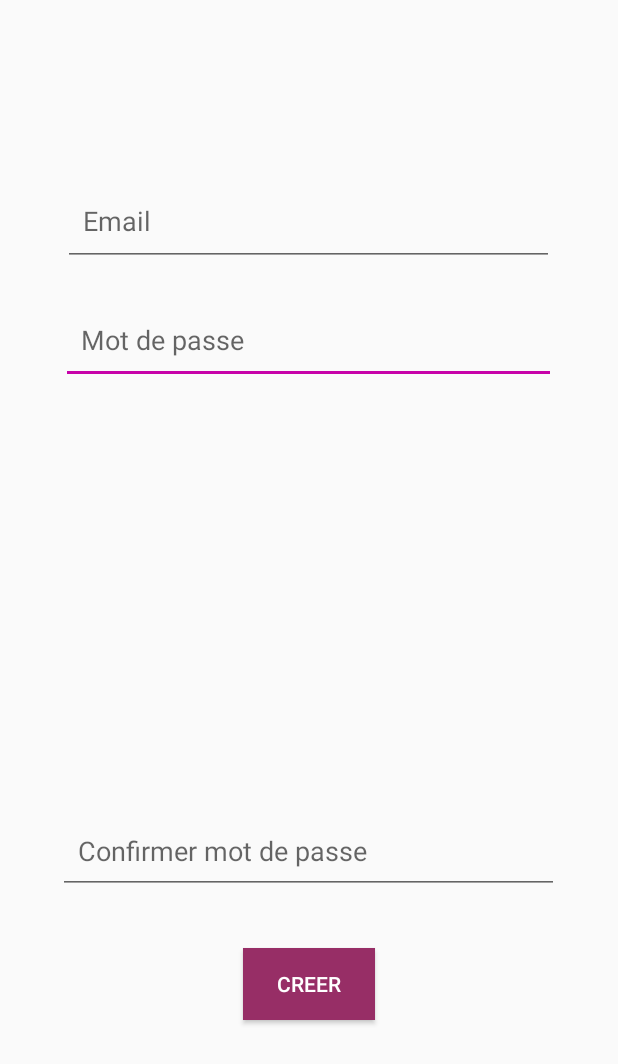
After one commit to Dinknesh/Traffic, an Android app: the CreateAccount screen opened directly, with no data from a screen before it, on a phone screen of 412 x 824 dp. The commit adds this screen. Shown: the top 1064 px of the screen. Run offline under Robolectric (Android 15) with nearby library versions, the light colour scheme and no system bars.

Commit message:
Create Account

```diff
--- a/app/src/main/AndroidManifest.xml
+++ b/app/src/main/AndroidManifest.xml
@@ -16,7 +16,8 @@
                 <category android:name="android.intent.category.LAUNCHER" />
             </intent-filter>
         </activity>
-        <activity android:name=".LoginActivity"></activity>
+        <activity android:name=".LoginActivity" />
+        <activity android:name=".CreateAccount"></activity>
     </application>
 
 </manifest>
--- /dev/null
+++ b/app/src/main/java/com/example/amanda/traffic/CreateAccount.java
@@ -0,0 +1,13 @@
+package com.example.amanda.traffic;
+
+import android.support.v7.app.AppCompatActivity;
+import android.os.Bundle;
+
+public class CreateAccount extends AppCompatActivity {
+
+    @Override
+    protected void onCreate(Bundle savedInstanceState) {
+        super.onCreate(savedInstanceState);
+        setContentView(R.layout.activity_create_account);
+    }
+}
--- /dev/null
+++ b/app/src/main/res/layout/activity_create_account.xml
@@ -0,0 +1,51 @@
+<?xml version="1.0" encoding="utf-8"?>
+<RelativeLayout xmlns:android="http://schemas.android.com/apk/res/android"
+    xmlns:app="http://schemas.android.com/apk/res-auto"
+    xmlns:tools="http://schemas.android.com/tools"
+    android:layout_width="match_parent"
+    android:layout_height="match_parent"
+    tools:context=".CreateAccount">
+
+    <Button
+        android:id="@+id/button"
+        android:layout_width="wrap_content"
+        android:layout_height="wrap_content"
+        android:layout_alignParentBottom="true"
+        android:layout_centerHorizontal="true"
+        android:layout_marginBottom="144dp"
+        android:background="#972e66"
+        android:textColor="#ffff"
+        android:text="Creer" />
+
+    <EditText
+        android:id="@+id/etcEmail"
+        android:layout_width="330dp"
+        android:layout_height="58dp"
+        android:layout_alignParentTop="true"
+        android:layout_centerHorizontal="true"
+        android:layout_marginTop="198dp"
+        android:ems="10"
+        android:hint="  Mot de passe "
+        android:inputType="textPassword" />
+
+    <EditText
+        android:id="@+id/etCPassword"
+        android:layout_width="334dp"
+        android:layout_height="57dp"
+        android:layout_alignParentBottom="true"
+        android:layout_centerHorizontal="true"
+        android:layout_marginBottom="228dp"
+        android:ems="10"
+        android:hint="  Confirmer mot de passe"
+        android:inputType="textPassword" />
+
+    <EditText
+        android:id="@+id/EtcConfirmePassword"
+        android:layout_width="327dp"
+        android:layout_height="59dp"
+        android:layout_alignParentTop="true"
+        android:layout_centerHorizontal="true"
+        android:layout_marginTop="118dp"
+        android:ems="10"
+        android:hint="  Email" />
+</RelativeLayout>
```
Also changed, not shown: app/src/main/java/com/example/amanda/traffic/LoginActivity.java (+8 -1 lines), app/src/main/res/layout/activity_login.xml (+13 -12 lines).
